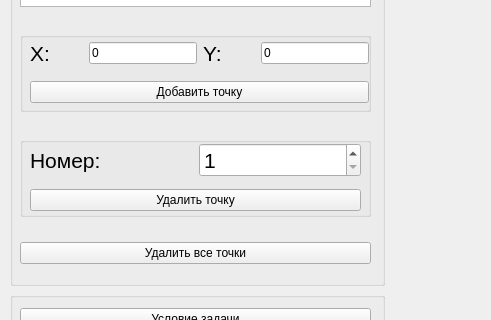
The window that Computer_graphics/lab_01/mainwindow.ui (SerPan23/BMSTU_SEM_4) describes before a commit, drawn with Qt 5; both pictures show x 0 to 491 and y 224 to 544 of the 1200 by 720 pixel window.
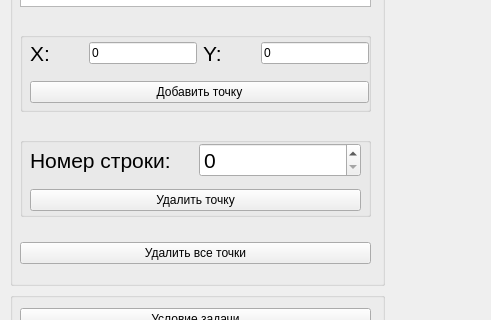
The same window after the commit.

Diff of the .ui file:
```diff
--- a/Computer_graphics/lab_01/mainwindow.ui
+++ b/Computer_graphics/lab_01/mainwindow.ui
@@ -278,7 +278,7 @@
                       </font>
                      </property>
                      <property name="text">
-                      <string>Номер:</string>
+                      <string>Номер строки:</string>
                      </property>
                     </widget>
                    </item>
@@ -290,11 +290,14 @@
                       </font>
                      </property>
                      <property name="minimum">
-                      <number>1</number>
+                      <number>0</number>
                      </property>
                      <property name="maximum">
                       <number>999999999</number>
                      </property>
+                     <property name="value">
+                      <number>0</number>
+                     </property>
                     </widget>
                    </item>
                   </layout>
```
Left out of the diff: 3 changed lines with no effect on the pictures.
